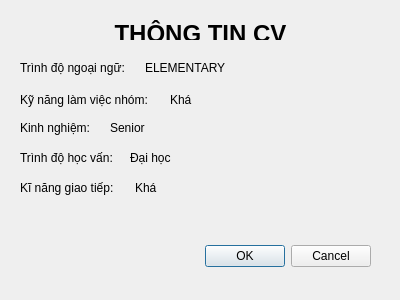
Before: the Qt Designer form dialog_EmployeeCV.ui in tbh10191001/QL_NhanVien, drawn with Qt 5.
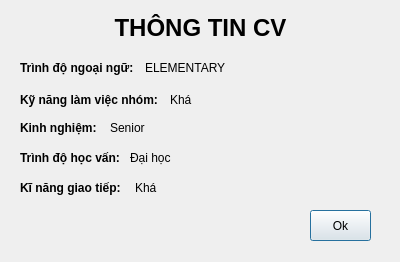
After: the same form once the commit is applied.

Commit message: Complete features of Employee forms

```diff
--- a/dialog_EmployeeCV.ui
+++ b/dialog_EmployeeCV.ui
@@ -7,35 +7,19 @@
     <x>0</x>
     <y>0</y>
     <width>400</width>
-    <height>300</height>
+    <height>262</height>
    </rect>
   </property>
   <property name="windowTitle">
    <string>Dialog</string>
   </property>
-  <widget class="QDialogButtonBox" name="buttonBox">
-   <property name="geometry">
-    <rect>
-     <x>30</x>
-     <y>240</y>
-     <width>341</width>
-     <height>32</height>
-    </rect>
-   </property>
-   <property name="orientation">
-    <enum>Qt::Horizontal</enum>
-   </property>
-   <property name="standardButtons">
-    <set>QDialogButtonBox::Cancel|QDialogButtonBox::Ok</set>
-   </property>
-  </widget>
   <widget class="QLabel" name="label">
    <property name="geometry">
     <rect>
      <x>0</x>
-     <y>20</y>
+     <y>13</y>
      <width>401</width>
-     <height>20</height>
+     <height>31</height>
     </rect>
    </property>
    <property name="text">
@@ -51,6 +35,11 @@
      <height>16</height>
     </rect>
    </property>
+   <property name="font">
+    <font>
+     <bold>true</bold>
+    </font>
+   </property>
    <property name="text">
     <string>Trình độ ngoại ngữ:</string>
    </property>
@@ -77,6 +66,11 @@
      <height>20</height>
     </rect>
    </property>
+   <property name="font">
+    <font>
+     <bold>true</bold>
+    </font>
+   </property>
    <property name="text">
     <string>Kỹ năng làm việc nhóm:</string>
    </property>
@@ -103,6 +97,11 @@
      <height>16</height>
     </rect>
    </property>
+   <property name="font">
+    <font>
+     <bold>true</bold>
+    </font>
+   </property>
    <property name="text">
     <string>Kinh nghiệm:</string>
    </property>
@@ -129,6 +128,11 @@
      <height>16</height>
     </rect>
    </property>
+   <property name="font">
+    <font>
+     <bold>true</bold>
+    </font>
+   </property>
    <property name="text">
     <string>Trình độ học vấn:</string>
    </property>
@@ -155,6 +159,11 @@
      <height>16</height>
     </rect>
    </property>
+   <property name="font">
+    <font>
+     <bold>true</bold>
+    </font>
+   </property>
    <property name="text">
     <string>Kĩ năng giao tiếp:</string>
    </property>
@@ -172,6 +181,19 @@
     <string>Khá</string>
    </property>
   </widget>
+  <widget class="QPushButton" name="btnOk">
+   <property name="geometry">
+    <rect>
+     <x>310</x>
+     <y>210</y>
+     <width>61</width>
+     <height>31</height>
+    </rect>
+   </property>
+   <property name="text">
+    <string>Ok</string>
+   </property>
+  </widget>
  </widget>
  <resources/>
  <connections>
```
Left out of the diff: 45 changed lines with no effect on the pictures. The commit also changes 19 other files.
